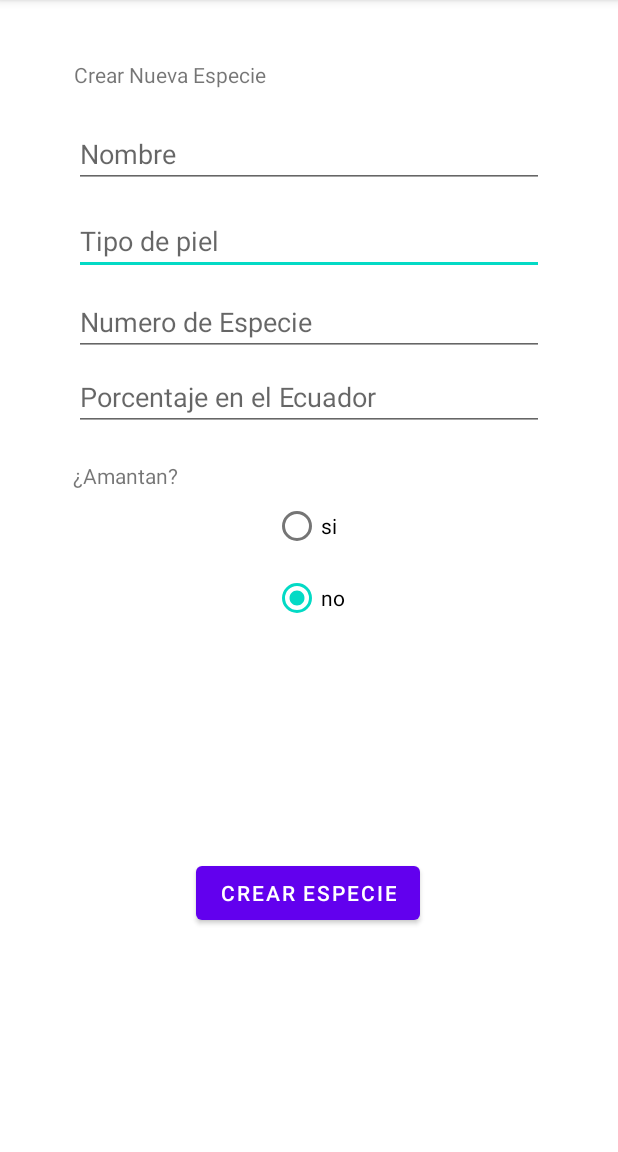
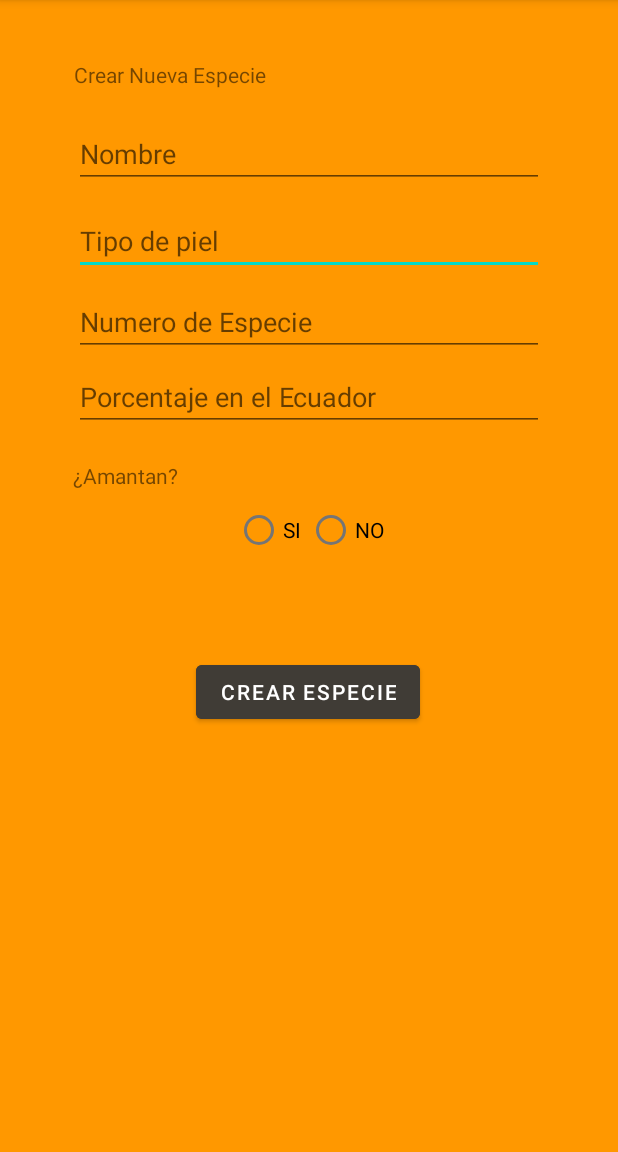
Before and after one commit to 2021-b-aplicaciones-moviles-computacion/movcom-laje-barragan-adrian-octavio, an Android app: the CrearEspecie screen opened directly, with no data from a screen before it, on a phone screen of 412 x 824 dp, the part 84-1236 px from its top. Run offline under Robolectric (Android 15) with nearby library versions, the phone set to English and light mode, and no system bars.

Commit message:
update/examen

```diff
--- a/ExamenPrimerBimestre/app/src/main/java/com/example/examenprimerbimestre/CrearEspecie.kt
+++ b/ExamenPrimerBimestre/app/src/main/java/com/example/examenprimerbimestre/CrearEspecie.kt
@@ -3,6 +3,7 @@ package com.example.examenprimerbimestre
 import android.content.Intent
 import androidx.appcompat.app.AppCompatActivity
 import android.os.Bundle
+import android.view.View
 import android.widget.Button
 import android.widget.EditText
 import android.widget.RadioButton
@@ -13,17 +14,20 @@ class CrearEspecie : AppCompatActivity() {
         setContentView(R.layout.activity_crear_especie)
         val nombreEspecie = findViewById<EditText>(R.id.txtnewNombreEspecie)
         val pielEspecie = findViewById<EditText>(R.id.txtNewPiel)
-        val amamantanEspecie = findViewById<RadioButton>(R.id.rdb_DomesticadoTrue)
+        val btnSi = findViewById<RadioButton>(R.id.siDomesticadoCrear);
+        val btnNo = findViewById<RadioButton>(R.id.noDomesticadoCrear);
         val pesoMaxEspecie = findViewById<EditText>(R.id.txtNewPeso)
         val numeroEspecie = findViewById<EditText>(R.id.txtNewNumero)
         val boton = findViewById<Button>(R.id.btnCrearNuevaRaza)
-        var amamantan = false
-        if(amamantanEspecie.isChecked){
-            amamantan = true
-        }
         boton
-            .setOnClickListener { devolverRespuesta(nombreEspecie.getText().toString(),
-            pielEspecie.getText().toString(), amamantan, pesoMaxEspecie.getText().toString(), numeroEspecie.getText().toString()) }
+            .setOnClickListener {
+                if (btnSi.isChecked)
+                    devolverRespuesta(nombreEspecie.getText().toString(),
+                        pielEspecie.getText().toString(), true, pesoMaxEspecie.getText().toString(), numeroEspecie.getText().toString())
+                if (btnNo.isChecked)
+                    devolverRespuesta(nombreEspecie.getText().toString(),
+                        pielEspecie.getText().toString(), false, pesoMaxEspecie.getText().toString(), numeroEspecie.getText().toString())
+            }
     }
     fun devolverRespuesta(nombre:String, piel:String,amamantan:Boolean, peso:String, numero:String){
         val intentDevolverParametros = Intent()
@@ -39,4 +43,5 @@ class CrearEspecie : AppCompatActivity() {
         finish()
     }
 
+
 }
--- a/ExamenPrimerBimestre/app/src/main/java/com/example/examenprimerbimestre/CrearRaza.kt
+++ b/ExamenPrimerBimestre/app/src/main/java/com/example/examenprimerbimestre/CrearRaza.kt
@@ -3,6 +3,7 @@ package com.example.examenprimerbimestre
 import android.content.Intent
 import androidx.appcompat.app.AppCompatActivity
 import android.os.Bundle
+import android.view.View
 import android.widget.Button
 import android.widget.EditText
 import android.widget.RadioButton
@@ -39,4 +40,5 @@ class CrearRaza : AppCompatActivity() {
         BBaseDatosMemoria.arregloBRaza.add(BRaza(nombre, nombreCientifico, region, esperanza, domesticado, nombreEspecie ))
 
     }
+
 }
--- a/ExamenPrimerBimestre/app/src/main/res/layout/activity_crear_especie.xml
+++ b/ExamenPrimerBimestre/app/src/main/res/layout/activity_crear_especie.xml
@@ -4,6 +4,7 @@
     xmlns:tools="http://schemas.android.com/tools"
     android:layout_width="match_parent"
     android:layout_height="match_parent"
+    android:background="#FF9800"
     tools:context=".CrearEspecie">
 
     <EditText
@@ -43,12 +44,14 @@
         android:id="@+id/btnCrearNuevaRaza"
         android:layout_width="wrap_content"
         android:layout_height="wrap_content"
+        android:backgroundTint="#FF403C36"
         android:text="Crear Especie"
         app:layout_constraintBottom_toBottomOf="parent"
         app:layout_constraintEnd_toEndOf="parent"
         app:layout_constraintHorizontal_bias="0.498"
         app:layout_constraintStart_toStartOf="parent"
-        app:layout_constraintTop_toBottomOf="@+id/rdg_amantan" />
+        app:layout_constraintTop_toTopOf="parent"
+        app:layout_constraintVertical_bias="0.607" />
 
     <EditText
         android:id="@+id/txtNewPeso"
@@ -62,28 +65,26 @@
         app:layout_constraintTop_toBottomOf="@+id/txtNewNumero" />
 
     <RadioGroup
-        android:id="@+id/rdg_amantan"
         android:layout_width="wrap_content"
         android:layout_height="wrap_content"
+        android:orientation="horizontal"
+        app:layout_constraintBottom_toTopOf="@+id/btnCrearNuevaRaza"
         app:layout_constraintEnd_toEndOf="parent"
         app:layout_constraintStart_toStartOf="parent"
         app:layout_constraintTop_toBottomOf="@+id/textView4"
-        tools:ignore="MissingConstraints">
+        app:layout_constraintVertical_bias="0.04000002">
 
         <RadioButton
-            android:id="@+id/rdb_DomesticadoFalse"
+            android:id="@+id/siDomesticadoCrear"
             android:layout_width="match_parent"
             android:layout_height="wrap_content"
-            android:checked="false"
-            android:text="si" />
+            android:text="SI" />
 
         <RadioButton
-            android:id="@+id/rdb_DomesticadoTrue"
+            android:id="@+id/noDomesticadoCrear"
             android:layout_width="match_parent"
             android:layout_height="wrap_content"
-            android:checked="true"
-            android:text="no" />
-
+            android:text="NO" />
     </RadioGroup>
 
     <TextView
--- a/ExamenPrimerBimestre/app/src/main/res/layout/activity_crear_raza.xml
+++ b/ExamenPrimerBimestre/app/src/main/res/layout/activity_crear_raza.xml
@@ -4,6 +4,7 @@
     xmlns:tools="http://schemas.android.com/tools"
     android:layout_width="match_parent"
     android:layout_height="match_parent"
+    android:background="#FF9800"
     tools:context=".CrearRaza">
 
     <EditText
@@ -59,6 +60,7 @@
         android:layout_width="wrap_content"
         android:layout_height="wrap_content"
         android:layout_marginTop="88dp"
+        android:backgroundTint="#FF403C36"
         android:text="Crear Raza"
         app:layout_constraintBottom_toBottomOf="parent"
         app:layout_constraintEnd_toEndOf="parent"
@@ -83,14 +85,12 @@
             android:id="@+id/rdb_DomesticadoTrue"
             android:layout_width="match_parent"
             android:layout_height="wrap_content"
-            android:checked="true"
             android:text="si" />
 
         <RadioButton
             android:id="@+id/rdb_DomesticadoFalse"
             android:layout_width="match_parent"
             android:layout_height="wrap_content"
-            android:checked="false"
             android:text="no" />
     </RadioGroup>
 
--- a/ExamenPrimerBimestre/app/src/main/res/layout/activity_editar_especie.xml
+++ b/ExamenPrimerBimestre/app/src/main/res/layout/activity_editar_especie.xml
@@ -4,6 +4,7 @@
     xmlns:tools="http://schemas.android.com/tools"
     android:layout_width="match_parent"
     android:layout_height="match_parent"
+    android:background="#FF9800"
     tools:context=".EditarEspecie">
 
 
@@ -56,6 +57,7 @@
         android:layout_width="wrap_content"
         android:layout_height="wrap_content"
         android:layout_marginTop="72dp"
+        android:backgroundTint="#FF403C36"
         android:text="Editar Especie"
         app:layout_constraintEnd_toEndOf="parent"
         app:layout_constraintHorizontal_bias="0.536"
@@ -75,14 +77,12 @@
             android:id="@+id/rdb_Edittrue"
             android:layout_width="match_parent"
             android:layout_height="wrap_content"
-            android:checked="true"
             android:text="si" />
 
         <RadioButton
             android:id="@+id/rdb_DomesticadoFalse"
             android:layout_width="match_parent"
             android:layout_height="wrap_content"
-            android:checked="false"
             android:text="no" />
 
     </RadioGroup>
@@ -103,7 +103,6 @@
         android:id="@+id/textNombreEspecie"
         android:layout_width="wrap_content"
         android:layout_height="wrap_content"
-        android:background="@color/purple_500"
         android:text="nombreEspecie"
         android:textColor="@color/white"
         android:textSize="20sp"
--- a/ExamenPrimerBimestre/app/src/main/res/layout/activity_editar_raza.xml
+++ b/ExamenPrimerBimestre/app/src/main/res/layout/activity_editar_raza.xml
@@ -4,6 +4,7 @@
     xmlns:tools="http://schemas.android.com/tools"
     android:layout_width="match_parent"
     android:layout_height="match_parent"
+    android:background="#FF9800"
     tools:context=".EditarRaza">
 
     <EditText
@@ -60,6 +61,7 @@
         android:layout_height="wrap_content"
         android:layout_marginTop="88dp"
         android:text="Actualizar"
+        android:backgroundTint="#FF403C36"
         app:layout_constraintBottom_toBottomOf="parent"
         app:layout_constraintEnd_toEndOf="parent"
         app:layout_constraintHorizontal_bias="0.498"
@@ -109,8 +111,6 @@
         android:id="@+id/textTituloEditarRaza"
         android:layout_width="wrap_content"
         android:layout_height="wrap_content"
-        android:background="@color/purple_500"
-        android:backgroundTint="@color/purple_500"
         android:text="Actualizar"
         android:textColor="@color/white"
         android:textSize="20sp"
--- a/ExamenPrimerBimestre/app/src/main/res/layout/activity_especie.xml
+++ b/ExamenPrimerBimestre/app/src/main/res/layout/activity_especie.xml
@@ -4,6 +4,7 @@
     xmlns:tools="http://schemas.android.com/tools"
     android:layout_width="match_parent"
     android:layout_height="match_parent"
+    android:background="#FF9800"
     tools:context=".Especie">
 
     <Button
@@ -12,6 +13,7 @@
         android:layout_height="wrap_content"
         android:layout_marginTop="40dp"
         android:layout_marginEnd="60dp"
+        android:backgroundTint="#FF403C36"
         android:text="Crear"
         app:layout_constraintEnd_toEndOf="parent"
         app:layout_constraintTop_toTopOf="parent" />
--- a/ExamenPrimerBimestre/app/src/main/res/layout/activity_raza.xml
+++ b/ExamenPrimerBimestre/app/src/main/res/layout/activity_raza.xml
@@ -4,6 +4,7 @@
     xmlns:tools="http://schemas.android.com/tools"
     android:layout_width="match_parent"
     android:layout_height="match_parent"
+    android:background="#FF9800"
     tools:context=".Raza">
 
     <Button
@@ -12,6 +13,7 @@
         android:layout_height="wrap_content"
         android:layout_marginTop="40dp"
         android:layout_marginEnd="60dp"
+        android:backgroundTint="#FF403C36"
         android:text="Crear"
         app:layout_constraintEnd_toEndOf="parent"
         app:layout_constraintTop_toTopOf="parent" />
@@ -21,6 +23,7 @@
         android:layout_width="wrap_content"
         android:layout_height="wrap_content"
         android:layout_marginTop="40dp"
+        android:backgroundTint="#FF403C36"
         android:text="Regresar"
         app:layout_constraintEnd_toEndOf="parent"
         app:layout_constraintHorizontal_bias="0.123"
--- a/ExamenPrimerBimestre/app/src/main/res/menu/raza.xml
+++ b/ExamenPrimerBimestre/app/src/main/res/menu/raza.xml
@@ -2,6 +2,7 @@
 <menu xmlns:android="http://schemas.android.com/apk/res/android">
     <item
         android:id="@+id/mi_editar"
+
         android:title="Editar" />
     <item
         android:id="@+id/mi_eliminar"
```
Also changed, not shown: ExamenPrimerBimestre/app/src/main/res/layout/activity_main.xml (+17 -2 lines).
